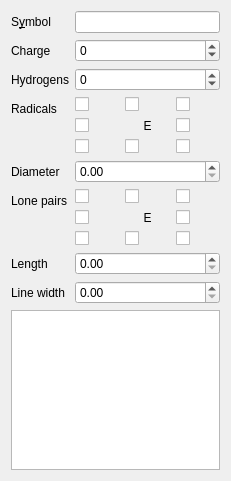
First picture: the form in libmolsketch/atompopup.ui, repository timvdm/Molsketch, before the edit.
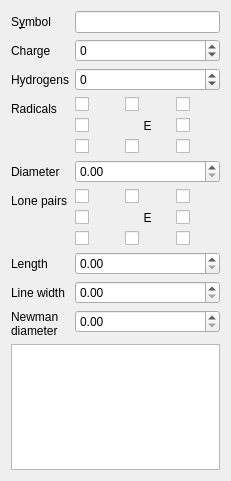
Second picture: the form after the edit. Custom widgets are drawn as their Qt base class.

Commit message: Fix bond start and end point, add UI elements for Newman atom

The edit to the form file:
```diff
--- a/libmolsketch/atompopup.ui
+++ b/libmolsketch/atompopup.ui
@@ -61,7 +61,7 @@
      </property>
     </widget>
    </item>
-   <item row="9" column="0" colspan="2">
+   <item row="10" column="0" colspan="2">
     <widget class="Molsketch::CoordinateTableView" name="coordinates"/>
    </item>
    <item row="3" column="0">
@@ -248,6 +248,17 @@
    <item row="8" column="1">
     <widget class="QDoubleSpinBox" name="lonePairLineWidth"/>
    </item>
+   <item row="9" column="0">
+    <widget class="QLabel" name="newmanLabel">
+     <property name="text">
+      <string>Newman
+diameter</string>
+     </property>
+    </widget>
+   </item>
+   <item row="9" column="1">
+    <widget class="QDoubleSpinBox" name="newmanDiameter"/>
+   </item>
   </layout>
  </widget>
  <customwidgets>
```
The commit also changes 3 other files.
